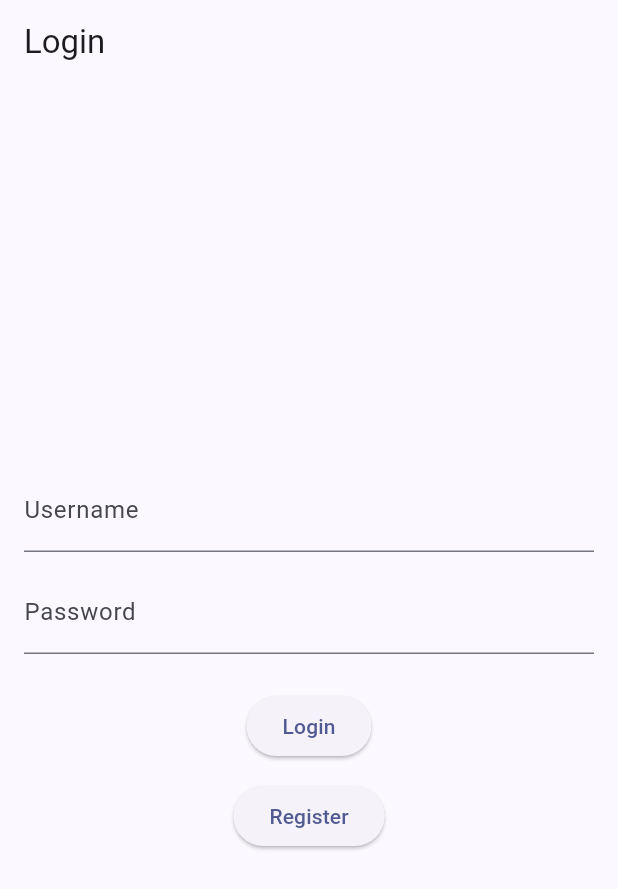
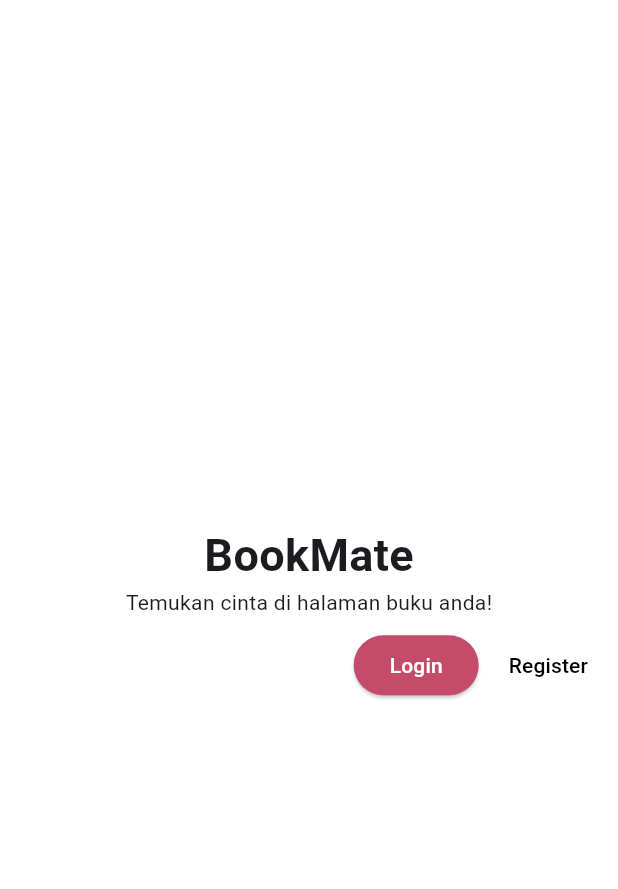
Before and after one commit to PBP-A12/bookmate-finals, a Flutter app: the screen it shows after launch, on a phone screen of 412 x 824 dp. Shown: the top 889 px of the screen. Run offline on Flutter 3.47's test engine with Material 3 defaults, Android fonts, the phone set to English and light mode, and no system bars; missing offline and left inert: pbp_django_auth.

Commit message:
Tambah landing

```diff
--- a/lib/screens/home.dart
+++ b/lib/ester/screens/home.dart
@@ -17,7 +17,7 @@ class HomePage extends StatelessWidget {
         return Scaffold(
       appBar: AppBar(
         title: const Text(
-          'Game Inventory',
+          'BookMate tes title App Bar',
         ),
         backgroundColor: Colors.indigo,
         foregroundColor: Colors.white,
@@ -35,7 +35,7 @@ class HomePage extends StatelessWidget {
                 padding: EdgeInsets.only(top: 10.0, bottom: 10.0),
                 // Widget Text untuk menampilkan tulisan dengan alignment center dan style yang sesuai
                 child: Text(
-                  'Game Inventory', // Text yang menandakan toko
+                  'BookMate',
                   textAlign: TextAlign.center,
                   style: TextStyle(
                     fontSize: 30,
--- /dev/null
+++ b/lib/ester/screens/landing.dart
@@ -0,0 +1,58 @@
+import 'package:flutter/material.dart';
+import 'package:bookmate/screens/login.dart';
+import 'package:bookmate/screens/register.dart';
+import 'package:bookmate/ester/widgets/primary_button.dart';
+import 'package:bookmate/ester/widgets/secondary_button.dart';
+// import 'package:bookmate/theme.dart';
+
+class LandingPage extends StatelessWidget {
+  const LandingPage({Key? key}) : super(key: key);
+
+  @override
+  Widget build(BuildContext context) {
+    return Scaffold(
+        backgroundColor: const Color(0xFFFFFFFF),
+        body: Center(
+            child: Column(
+            mainAxisAlignment: MainAxisAlignment.center,
+            crossAxisAlignment: CrossAxisAlignment.center,
+            children: [
+              const Text("BookMate",
+                  style: TextStyle(
+                    fontSize: 30,
+                    fontWeight: FontWeight.bold,
+                  )),
+              const Text("Temukan cinta di halaman buku anda!"),
+              ButtonBar( // center this
+                children: [
+                  PrimaryButton(text: "Login", onPressed: () {
+                      Navigator.pushReplacement(context, MaterialPageRoute(builder: (context) => const LoginPage()));
+                    },
+                  ),
+                  TextButton(
+                    onPressed: () {
+                      Navigator.pushReplacement(context, MaterialPageRoute(builder: (context) => const RegisterPage()));
+                    },
+                    child: const Text('Register',
+                        style: TextStyle(
+                          color: Colors.black,
+                        )),
+                  ),
+
+                  //   onPressed: () {
+                  //     Navigator.pushNamed(context, '/login');
+                  //   },
+                  //   child: const Text('Login'),
+                  // ),
+                  // ElevatedButton(
+                  //   onPressed: () {
+                  //     Navigator.pushNamed(context, '/register');
+                  //   },
+                  //   child: const Text('Register'),
+                  // ),
+                ],
+              )
+            ],
+        )));
+  }
+}
--- /dev/null
+++ b/lib/ester/widgets/primary_button.dart
@@ -0,0 +1,28 @@
+import 'package:flutter/material.dart';
+
+class PrimaryButton extends StatelessWidget {
+  const PrimaryButton({
+    Key? key,
+    required this.text,
+    required this.onPressed,
+    this.color,
+    this.textColor,
+  }) : super(key: key);
+
+  final String text;
+  final VoidCallback onPressed;
+  final Color? color;
+  final Color? textColor;
+
+  @override
+  Widget build(BuildContext context) {
+    return ElevatedButton(
+      style: ElevatedButton.styleFrom(
+        backgroundColor: color ?? const Color(0xFFC44B6A),
+        foregroundColor: textColor ?? Colors.white,
+      ),
+      onPressed: onPressed,
+      child: Text(text),
+    );
+  }
+}
--- a/lib/main.dart
+++ b/lib/main.dart
@@ -1,7 +1,14 @@
+import 'package:bookmate/ester/screens/landing.dart';
 import 'package:bookmate/screens/login.dart';
 import 'package:flutter/material.dart';
 import 'package:pbp_django_auth/pbp_django_auth.dart';
 import 'package:provider/provider.dart';
+
+final ThemeData myTheme = ThemeData(
+  primaryColor: const Color(0xFFC44B6A), // Replace with your hex code
+  useMaterial3: true,
+  // other theme properties...
+);
 
 void main() {
   runApp(const MyApp());
@@ -19,12 +26,9 @@ class MyApp extends StatelessWidget {
                 return request;
             },
       child: MaterialApp(
-        title: 'Game Inventory',
-        theme: ThemeData(
-          colorScheme: ColorScheme.fromSeed(seedColor: Colors.indigo),
-          useMaterial3: true,
-        ),
-        home: const LoginPage(),
+        title: 'BookMate',
+        theme: myTheme,
+        home: const LandingPage(),
       ),
     );
   }
--- a/lib/screens/login.dart
+++ b/lib/screens/login.dart
@@ -1,5 +1,5 @@
 import 'package:bookmate/models/book_request.dart';
-import 'package:bookmate/screens/home.dart';
+import 'package:bookmate/ester/screens/home.dart';
 import 'package:bookmate/screens/register.dart';
 import 'package:bookmate/screens/request.dart';
 import 'package:flutter/material.dart';
@@ -71,7 +71,7 @@ class LoginPageState extends State<LoginPage> {
                                 // Cek kredensial
                                 // Untuk menyambungkan Android emulator dengan Django pada localhost,
                                 // gunakan URL http://10.0.2.2/
-                                final response = await request.login("https://bookmate-a12-tk.pbp.cs.ui.ac.id/auth/login-flutter/", {
+                                final response = await request.login("http://127.0.0.1:8000/auth/login-flutter/", {
                                 'username': username,
                                 'password': password,
                                 });
--- a/lib/screens/register.dart
+++ b/lib/screens/register.dart
@@ -77,7 +77,7 @@ class RegisterPageState extends State<RegisterPage> {
                   // Untuk menyambungkan Android emulator dengan Django pada localhost,
                   // gunakan URL http://10.0.2.2/
                   final response = await request.postJson(
-                      "https://bookmate-a12-tk.pbp.cs.ui.ac.id/auth/register-flutter/",
+                      "http://127.0.0.1:8000/auth/register-flutter/",
                       jsonEncode({
                         "username": username,
                         "password1": password1,
--- /dev/null
+++ b/lib/theme.dart
@@ -0,0 +1,8 @@
+// theme.dart
+
+import 'package:flutter/material.dart';
+
+final ThemeData myTheme = ThemeData(
+  primaryColor: const Color(0xFFC44B6A), // Replace with your hex code
+  // other theme properties...
+);
--- a/lib/widgets/right_drawer.dart
+++ b/lib/widgets/right_drawer.dart
@@ -1,4 +1,4 @@
-import 'package:bookmate/screens/home.dart';
+import 'package:bookmate/ester/screens/home.dart';
 import 'package:flutter/material.dart';
 
 class RightDrawer extends StatelessWidget {
```
Also changed, not shown: lib/ester/widgets/secondary_button.dart (added, +27 -0 lines).
